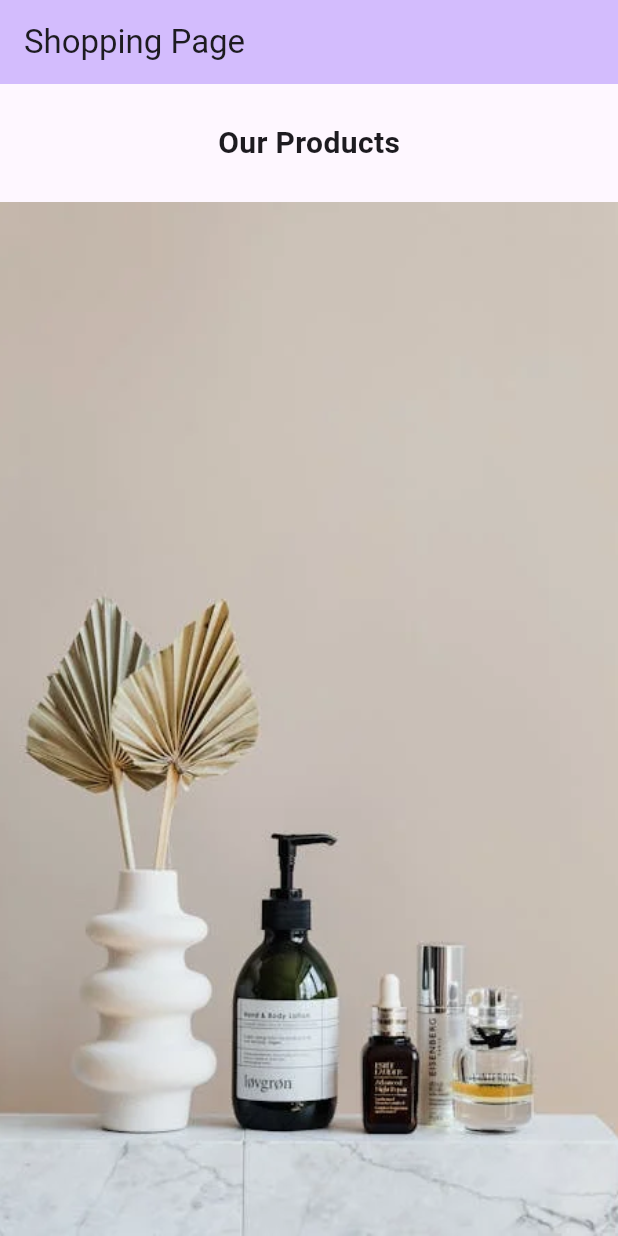
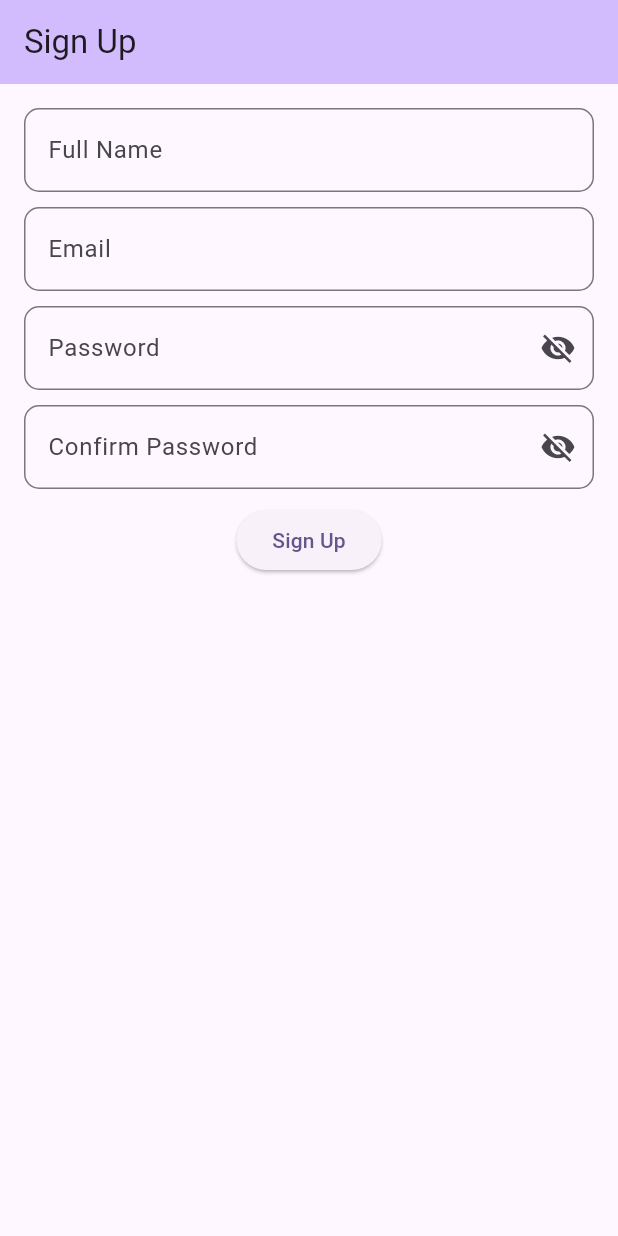
Before and after one commit to hanaessam/simple_shopping_interface, a Flutter app: the screen it shows after launch, on a phone screen of 412 x 824 dp. Run offline on Flutter 3.47's test engine with Material 3 defaults, Android fonts, the light colour scheme and no system bars.

Commit message:
Add sign-up page and update main app

```diff
--- a/lib/main.dart
+++ b/lib/main.dart
@@ -1,5 +1,6 @@
 import 'package:flutter/material.dart';
 import 'package:simple_shopping_interface/shopping_page.dart';
+import 'package:simple_shopping_interface/sign_up_page.dart';
 
 void main() {
   runApp(const MyApp());
@@ -16,7 +17,7 @@ class MyApp extends StatelessWidget {
         colorScheme: ColorScheme.fromSeed(seedColor: Colors.deepPurple),
         useMaterial3: true,
       ),
-      home: ShoppingPage(title: 'Shopping Page'),
+      home: SignUpPage(),
     );
   }
 }
--- a/lib/shopping_page.dart
+++ b/lib/shopping_page.dart
@@ -19,7 +19,7 @@ class ShoppingPage extends StatelessWidget {
         backgroundColor: Theme.of(context).colorScheme.inversePrimary,
         title: Text(title),
       ),
-      body: Column(
+      body: ListView(
         children: [
           SizedBox(height: MediaQuery.of(context).size.height * 0.03),
           const Center(
@@ -29,7 +29,8 @@ class ShoppingPage extends StatelessWidget {
             ),
           ),
           SizedBox(height: MediaQuery.of(context).size.height * 0.03),
-          Expanded(
+          SizedBox(
+            height: MediaQuery.of(context).size.height * 0.25,
             child: PageView(
               children: [
                 Image.asset(
@@ -40,8 +41,10 @@ class ShoppingPage extends StatelessWidget {
                   "assets/image2.webp",
                   fit: BoxFit.cover,
                 ),
-                ListView(
-                  children: [
+              ],
+            ),
+          ),
+          SizedBox(height: 8),
           Padding(
             padding: const EdgeInsets.all(8.0),
             child: Container(
@@ -49,8 +52,7 @@ class ShoppingPage extends StatelessWidget {
               height: MediaQuery.of(context).size.height * 0.75,
               child: GridView.builder(
                 itemCount: images.length,
-                          gridDelegate:
-                              const SliverGridDelegateWithFixedCrossAxisCount(
+                gridDelegate: const SliverGridDelegateWithFixedCrossAxisCount(
                   crossAxisCount: 2,
                   crossAxisSpacing: 10,
                   mainAxisSpacing: 10,
@@ -74,16 +76,14 @@ class ShoppingPage extends StatelessWidget {
                           child: TextButton(
                             onPressed: () {
                               // display snackbar
-                                        ScaffoldMessenger.of(context)
-                                            .showSnackBar(
+                              ScaffoldMessenger.of(context).showSnackBar(
                                 const SnackBar(
                                   content: Text('Item added to cart'),
                                 ),
                               );
                             },
                             child: const Row(
-                                        mainAxisAlignment:
-                                            MainAxisAlignment.center,
+                              mainAxisAlignment: MainAxisAlignment.center,
                               children: [
                                 Icon(Icons.shopping_cart),
                                 Text('Add to Cart'),
@@ -102,11 +102,9 @@ class ShoppingPage extends StatelessWidget {
             children: [
               const Text(
                 'Hot Offers',
-                          style: TextStyle(
-                              fontSize: 20, fontWeight: FontWeight.bold),
+                style: TextStyle(fontSize: 20, fontWeight: FontWeight.bold),
               ),
-                        SizedBox(
-                            height: MediaQuery.of(context).size.height * 0.03),
+              SizedBox(height: MediaQuery.of(context).size.height * 0.03),
               Padding(
                 padding: const EdgeInsets.all(8.0),
                 child: SizedBox(
@@ -116,15 +114,12 @@ class ShoppingPage extends StatelessWidget {
                     padding: const EdgeInsets.all(10),
                     itemBuilder: (context, index) {
                       return Container(
-                                  height:
-                                      MediaQuery.of(context).size.height * 0.1,
+                        height: MediaQuery.of(context).size.height * 0.1,
                         decoration: BoxDecoration(
-                                    border:
-                                        Border.all(color: Colors.deepPurple),
+                          border: Border.all(color: Colors.deepPurple),
                         ),
                         child: Row(
-                                    mainAxisAlignment:
-                                        MainAxisAlignment.spaceEvenly,
+                          mainAxisAlignment: MainAxisAlignment.spaceEvenly,
                           children: [
                             Expanded(
                               child: Image.asset(
@@ -143,8 +138,7 @@ class ShoppingPage extends StatelessWidget {
                     },
                     separatorBuilder: (context, index) {
                       return SizedBox(
-                                    height: MediaQuery.of(context).size.height *
-                                        0.03);
+                          height: MediaQuery.of(context).size.height * 0.03);
                     },
                   ),
                 ),
@@ -153,11 +147,6 @@ class ShoppingPage extends StatelessWidget {
           ),
         ],
       ),
-              ],
-            ),
-          ),
-        ],
-      ),
     );
   }
 }
--- /dev/null
+++ b/lib/sign_up_page.dart
@@ -0,0 +1,216 @@
+import 'package:flutter/material.dart';
+import 'package:simple_shopping_interface/shopping_page.dart';
+
+class SignUpPage extends StatefulWidget {
+  const SignUpPage({super.key});
+
+  @override
+  State<SignUpPage> createState() => _SignUpPageState();
+}
+
+class _SignUpPageState extends State<SignUpPage> {
+  final _formKey = GlobalKey<FormState>();
+
+  TextEditingController fullNameController = TextEditingController();
+  TextEditingController emailController = TextEditingController();
+  TextEditingController passwordController = TextEditingController();
+  TextEditingController confirmPasswordController = TextEditingController();
+
+  // string to hold error message
+  String errorMessage = '';
+
+  bool isPassword = true;
+
+  @override
+  Widget build(BuildContext context) {
+    return Scaffold(
+      appBar: AppBar(
+        backgroundColor: Theme.of(context).colorScheme.inversePrimary,
+        title: const Text('Sign Up'),
+      ),
+      body: Center(
+        child: ListView(
+          children: [
+            Form(
+              key: _formKey,
+              child: Padding(
+                padding: const EdgeInsets.all(16.0),
+                child: Column(
+                  children: [
+                    TextFormField(
+                      controller: fullNameController,
+                      decoration: const InputDecoration(
+                          labelText: 'Full Name',
+                          hintText: 'Enter your full name',
+                          border: OutlineInputBorder(
+                            borderRadius: BorderRadius.all(Radius.circular(10)),
+                          )),
+                      validator: (value) {
+                        // validate that first letter is capital
+                        // first ensure that string is not null before accessing the first letter
+                        if (value == null || value.isEmpty) {
+                          errorMessage = 'you must enter your full name';
+                          return errorMessage;
+                        }
+                        var firstLetter = value[0];
+                        if (firstLetter == firstLetter.toUpperCase()) {
+                          return null;
+                        } else {
+                          errorMessage = 'first letter must be capital';
+                          return errorMessage;
+                        }
+                      },
+                    ),
+                    const SizedBox(height: 10),
+                    TextFormField(
+                      controller: emailController,
+                      decoration: const InputDecoration(
+                          labelText: 'Email',
+                          hintText: 'Enter your email',
+                          border: OutlineInputBorder(
+                            borderRadius: BorderRadius.all(Radius.circular(10)),
+                          )),
+                      validator: (value) {
+                        // validate that email contains @
+
+                        if (value == null || value.isEmpty) {
+                          errorMessage = 'you must enter your email';
+                          return errorMessage;
+                        }
+                        if (value.contains('@')) {
+                          return null;
+                        } else {
+                          errorMessage = 'email must contain @ symbol';
+                          return errorMessage;
+                        }
+                      },
+                    ),
+                    const SizedBox(height: 10),
+                    TextFormField(
+                      obscureText: isPassword,
+                      controller: passwordController,
+                      decoration: InputDecoration(
+                        labelText: 'Password',
+                        hintText: 'Enter your password',
+                        suffixIcon: IconButton(
+                          onPressed: () {
+                            setState(() {
+                              isPassword = !isPassword;
+                            });
+                          },
+                          icon: Icon(isPassword
+                              ? Icons.visibility_off
+                              : Icons.visibility),
+                        ),
+                        border: const OutlineInputBorder(
+                          borderRadius: BorderRadius.all(Radius.circular(10)),
+                        ),
+                      ),
+                      validator: (value) {
+                        // validate that password is at least 6 characters
+
+                        if (value == null || value.isEmpty) {
+                          errorMessage = 'you must enter a password';
+                          return errorMessage;
+                        }
+                        if (value!.length >= 6) {
+                          return null;
+                        } else {
+                          errorMessage =
+                              'password must be at least 8 characters';
+                          return errorMessage;
+                        }
+                      },
+                    ),
+                    const SizedBox(height: 10),
+                    TextFormField(
+                      obscureText: isPassword,
+                      controller: confirmPasswordController,
+                      decoration: InputDecoration(
+                        labelText: 'Confirm Password',
+                        hintText: 'Confirm your password',
+                        suffixIcon: IconButton(
+                          onPressed: () {
+                            setState(() {
+                              isPassword = !isPassword;
+                            });
+                          },
+                          icon: Icon(isPassword
+                              ? Icons.visibility_off
+                              : Icons.visibility),
+                        ),
+                        border: OutlineInputBorder(
+                          borderRadius: BorderRadius.all(Radius.circular(10)),
+                        ),
+                      ),
+                      validator: (value) {
+                        // validate that password and confirm password match
+
+                        if (value == null || value.isEmpty) {
+                          errorMessage = 'you must confirm your password';
+                          return errorMessage;
+                        }
+                        if (value == passwordController.text) {
+                          return null;
+                        } else {
+                          errorMessage = 'passwords do not match';
+                          return errorMessage;
+                        }
+                      },
+                    ),
+                    const SizedBox(height: 10),
+                    ElevatedButton(
+                      onPressed: () {
+                        final fullName = fullNameController.text;
+                        final email = emailController.text;
+                        final password = passwordController.text;
+                        final confirmPassword = confirmPasswordController.text;
+                        if (_formKey.currentState!.validate() &&
+                            fullName.isNotEmpty &&
+                            email.isNotEmpty &&
+                            password.isNotEmpty &&
+                            confirmPassword.isNotEmpty) {
+                          showDialog(
+                            context: context,
+                            builder: (BuildContext context) {
+                              return AlertDialog(
+                                title: const Text('Success'),
+                                content:
+                                    const Text('Account created successfully'),
+                                actions: [
+                                  TextButton(
+                                    onPressed: () {
+                                      Navigator.of(context).pop();
+                                      Navigator.push(
+                                        context,
+                                        MaterialPageRoute(
+                                            builder: (context) => ShoppingPage(
+                                                title: 'Shopping Page')),
+                                      );
+                                    },
+                                    child: const Text('Close'),
+                                  ),
+                                ],
+                              );
+                            },
+                          );
+                        } else {
+
+
+                          ScaffoldMessenger.of(context).showSnackBar(
+                            SnackBar(content: Text(errorMessage)),
+                          );
+                        }
+                      },
+                      child: const Text('Sign Up'),
+                    ),
+                  ],
+                ),
+              ),
+            )
+          ],
+        ),
+      ),
+    );
+  }
+}
```
Also changed, not shown: pubspec.lock, 1 other file. Lines whose indentation alone changed are shown as unchanged.
